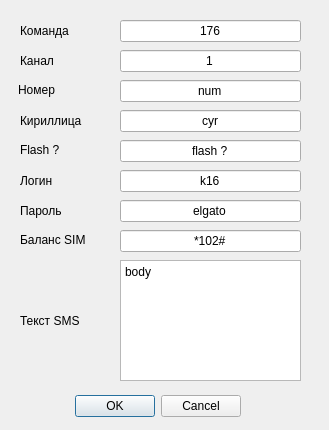
Qt form cmd_all.ui (salara1960/sms_client) before a commit.
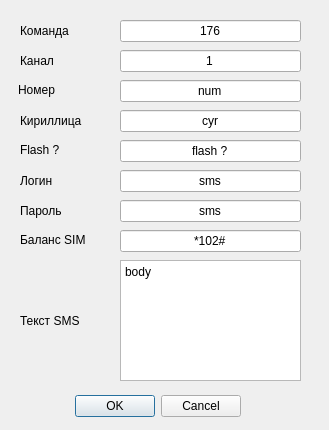
The same form after that commit. Icons and pictures are not drawn.

```diff
--- a/cmd_all.ui
+++ b/cmd_all.ui
@@ -151,7 +151,7 @@
     </rect>
    </property>
    <property name="text">
-    <string>k16</string>
+    <string>sms</string>
    </property>
    <property name="alignment">
     <set>Qt::AlignCenter</set>
@@ -167,7 +167,7 @@
     </rect>
    </property>
    <property name="text">
-    <string>elgato</string>
+    <string>sms</string>
    </property>
    <property name="echoMode">
     <enum>QLineEdit::Normal</enum>
```
